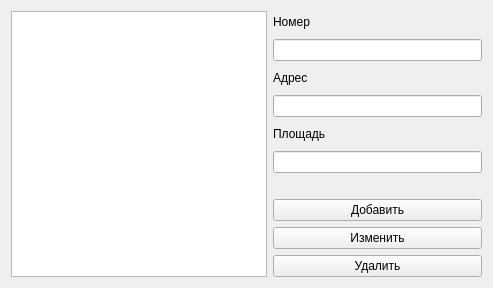
First picture: the form in warehouseview.ui, repository shizastudent/DeviceComponentsInv, before the edit.
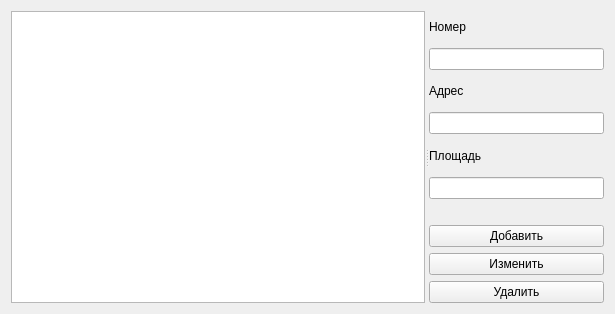
Second picture: the form after the edit.

Patch:
```diff
--- a/warehouseview.ui
+++ b/warehouseview.ui
@@ -6,8 +6,8 @@
    <rect>
     <x>0</x>
     <y>0</y>
-    <width>493</width>
-    <height>288</height>
+    <width>615</width>
+    <height>314</height>
    </rect>
   </property>
   <property name="windowTitle">
@@ -15,10 +15,15 @@
   </property>
   <layout class="QHBoxLayout" name="horizontalLayout">
    <item>
+    <widget class="QSplitter" name="splitter">
+     <property name="orientation">
+      <enum>Qt::Horizontal</enum>
+     </property>
     <widget class="QTableView" name="tableView"/>
-   </item>
+     <widget class="QWidget" name="layoutWidget">
+      <layout class="QVBoxLayout" name="verticalLayout_3">
    <item>
-    <layout class="QVBoxLayout" name="verticalLayout">
+        <layout class="QVBoxLayout" name="verticalLayout_2">
      <item>
       <widget class="QLabel" name="label">
        <property name="text">
@@ -49,6 +54,8 @@
      <item>
       <widget class="QLineEdit" name="leAreaWarehouse"/>
      </item>
+        </layout>
+       </item>
      <item>
       <spacer name="horizontalSpacer">
        <property name="orientation">
@@ -63,6 +70,8 @@
       </spacer>
      </item>
      <item>
+        <layout class="QVBoxLayout" name="verticalLayout">
+         <item>
       <widget class="QPushButton" name="btnAddWarehouse">
        <property name="text">
         <string>Добавить</string>
@@ -84,6 +93,10 @@
       </widget>
      </item>
     </layout>
+       </item>
+      </layout>
+     </widget>
+    </widget>
    </item>
   </layout>
  </widget>
```
Lines whose indentation alone changed are shown as unchanged.
